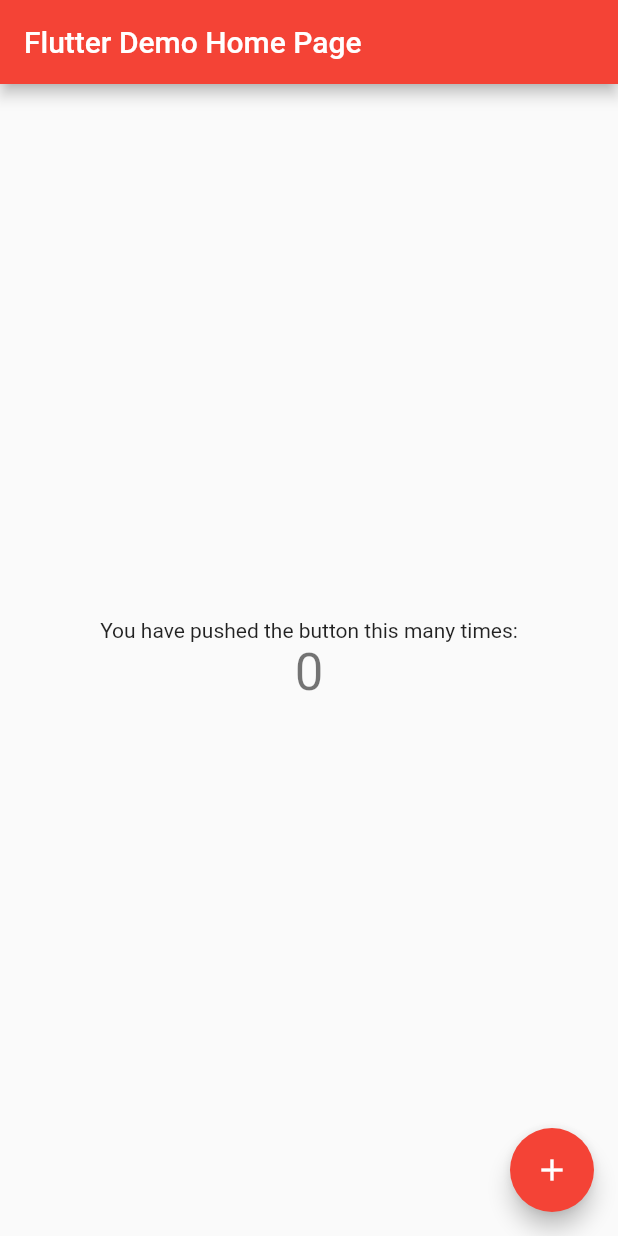
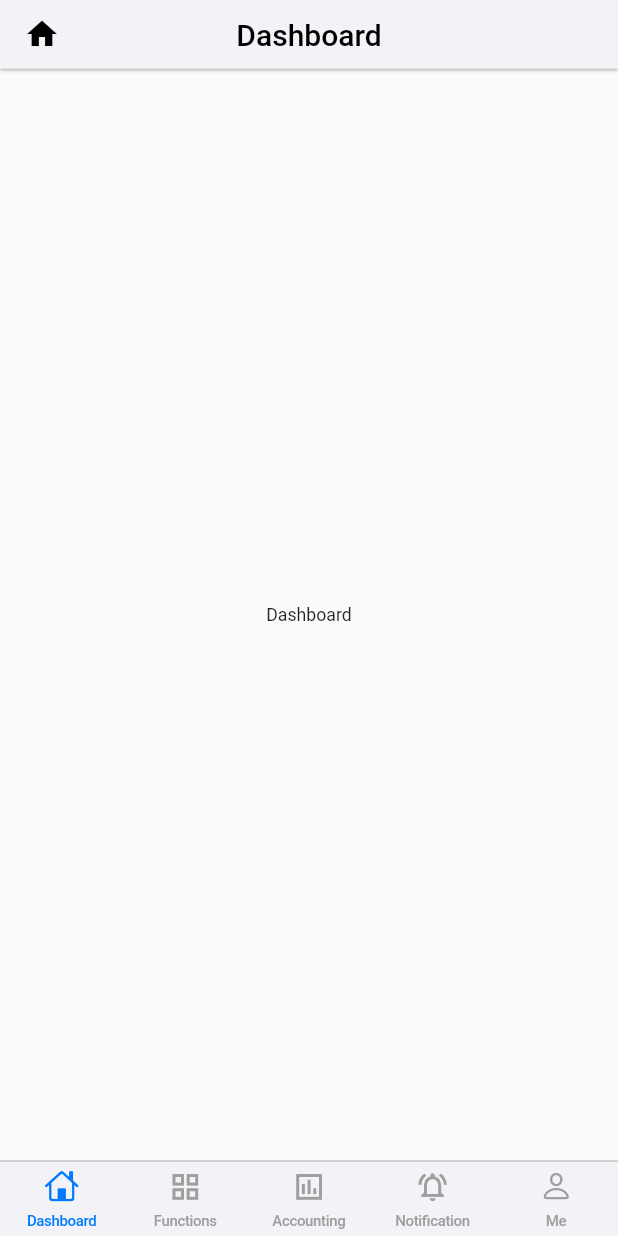
Before and after one commit to CodingPe/homeserva2, a Flutter app: the screen it shows after launch, on a phone screen of 412 x 824 dp. Run offline on Flutter 3.47's test engine with Material 2 defaults, Android fonts, the phone set to English and light mode, and no system bars.

Commit message:
latest on 2023

```diff
--- /dev/null
+++ b/lib/a10_00_dashboard.dart
@@ -0,0 +1,18 @@
+import 'package:flutter/material.dart';
+
+class Dashboard extends StatelessWidget {
+  const Dashboard({super.key, String? a});
+
+  @override
+  Widget build(BuildContext context) {
+    return Scaffold(
+      appBar: AppBar(
+        leading: const Icon(Icons.home),
+        title: const Text("Dashboard"),
+      ),
+      body: const Center(
+        child: Text("Dashboard"),
+      ),
+    );
+  }
+}
--- /dev/null
+++ b/lib/a20_00_functions.dart
@@ -0,0 +1,20 @@
+import 'package:flutter/material.dart';
+
+class Functions extends StatelessWidget {
+  const Functions({
+    Key? key,
+  }) : super(key: key);
+
+  @override
+  Widget build(BuildContext context) {
+    return Scaffold(
+      appBar: AppBar(
+        leading: const Icon(Icons.home),
+        title: const Text("Functions"),
+      ),
+      body: const Center(
+        child: Text("Functions"),
+      ),
+    );
+  }
+}
--- /dev/null
+++ b/lib/a30_00_accounting.dart
@@ -0,0 +1,18 @@
+import 'package:flutter/material.dart';
+
+class Accounting extends StatelessWidget {
+  const Accounting({Key? key}) : super(key: key);
+
+  @override
+  Widget build(BuildContext context) {
+    return Scaffold(
+      appBar: AppBar(
+        leading: const Icon(Icons.home),
+        title: const Text("Accounting"),
+      ),
+      body: const Center(
+        child: Text("Accounting"),
+      ),
+    );
+  }
+}
--- a/lib/main.dart
+++ b/lib/main.dart
@@ -1,115 +1,84 @@
 import 'package:flutter/material.dart';
+import 'package:flutter/cupertino.dart';
+import 'package:homeserva_2/a00_00_directory.dart';
 
 void main() {
   runApp(const MyApp());
 }
 
 class MyApp extends StatelessWidget {
-  const MyApp({super.key});
+  const MyApp({Key? key}) : super(key: key);
 
   // This widget is the root of your application.
   @override
   Widget build(BuildContext context) {
+    noRotation();
+    statusBar();
     return MaterialApp(
-      title: 'Flutter Demo',
+      debugShowCheckedModeBanner: false,
+      title: 'HOMESERVA',
       theme: ThemeData(
-        // This is the theme of your application.
-        //
-        // Try running your application with "flutter run". You'll see the
-        // application has a blue toolbar. Then, without quitting the app, try
-        // changing the primarySwatch below to Colors.green and then invoke
-        // "hot reload" (press "r" in the console where you ran "flutter run",
-        // or simply save your changes to "hot reload" in a Flutter IDE).
-        // Notice that the counter didn't reset back to zero; the application
-        // is not restarted.
-        primarySwatch: Colors.red,
-      ),
-      home: const MyHomePage(title: 'Flutter Demo Home Page'),
+          textTheme: const TextTheme(
+            bodyText1: TextStyle(fontSize: 11.8),
+            bodyText2: TextStyle(fontSize: 11.8),
+          ),
+          appBarTheme: const AppBarTheme(
+            centerTitle: true,
+            toolbarHeight: 45.8,
+            backgroundColor: CupertinoColors.systemGrey6,
+            foregroundColor: CupertinoColors.black,
+            elevation: 0.8,
+          )),
+      home: const MainPage(), // refer to (6.)
     );
   }
 }
 
-class MyHomePage extends StatefulWidget {
-  const MyHomePage({super.key, required this.title});
-
-  // This widget is the home page of your application. It is stateful, meaning
-  // that it has a State object (defined below) that contains fields that affect
-  // how it looks.
-
-  // This class is the configuration for the state. It holds the values (in this
-  // case the title) provided by the parent (in this case the App widget) and
-  // used by the build method of the State. Fields in a Widget subclass are
-  // always marked "final".
-
-  final String title;
-
-  @override
-  State<MyHomePage> createState() => _MyHomePageState();
-}
-
-class _MyHomePageState extends State<MyHomePage> {
-  int _counter = 0;
-
-  void _incrementCounter() {
-    setState(() {
-      // This call to setState tells the Flutter framework that something has
-      // changed in this State, which causes it to rerun the build method below
-      // so that the display can reflect the updated values. If we changed
-      // _counter without calling setState(), then the build method would not be
-      // called again, and so nothing would appear to happen.
-      _counter++;
-    });
-  }
+class MainPage extends StatelessWidget {
+  const MainPage({super.key});
 
   @override
   Widget build(BuildContext context) {
-    // This method is rerun every time setState is called, for instance as done
-    // by the _incrementCounter method above.
-    //
-    // The Flutter framework has been optimized to make rerunning build methods
-    // fast, so that you can just rebuild anything that needs updating rather
-    // than having to individually change instances of widgets.
+    List<Widget> data = const [
+      Dashboard(),
+      Functions(),
+      Accounting(),
+      Notifications(),
+      Me(),
+    ];
+
+    const double iconSize = 22.8;
+
     return Scaffold(
-      appBar: AppBar(
-        // Here we take the value from the MyHomePage object that was created by
-        // the App.build method, and use it to set our appbar title.
-        title: Text(widget.title),
-      ),
-      body: Center(
-        // Center is a layout widget. It takes a single child and positions it
-        // in the middle of the parent.
-        child: Column(
-          // Column is also a layout widget. It takes a list of children and
-          // arranges them vertically. By default, it sizes itself to fit its
-          // children horizontally, and tries to be as tall as its parent.
-          //
-          // Invoke "debug painting" (press "p" in the console, choose the
-          // "Toggle Debug Paint" action from the Flutter Inspector in Android
-          // Studio, or the "Toggle Debug Paint" command in Visual Studio Code)
-          // to see the wireframe for each widget.
-          //
-          // Column has various properties to control how it sizes itself and
-          // how it positions its children. Here we use mainAxisAlignment to
-          // center the children vertically; the main axis here is the vertical
-          // axis because Columns are vertical (the cross axis would be
-          // horizontal).
-          mainAxisAlignment: MainAxisAlignment.center,
-          children: <Widget>[
-            const Text(
-              'You have pushed the button this many times:',
+        body: CupertinoTabScaffold(
+            tabBar: CupertinoTabBar(
+              backgroundColor: CupertinoColors.systemGrey6,
+              activeColor: CupertinoColors.activeBlue,
+              inactiveColor: Colors.grey,
+              items: const [
+                BottomNavigationBarItem(
+                    icon: Icon(CupertinoIcons.home, size: iconSize),
+                    label: "Dashboard"),
+                BottomNavigationBarItem(
+                    icon: Icon(Icons.grid_view_outlined, size: iconSize),
+                    label: "Functions"),
+                BottomNavigationBarItem(
+                    icon:
+                        Icon(Icons.insert_chart_outlined_sharp, size: iconSize),
+                    label: "Accounting"),
+                BottomNavigationBarItem(
+                    icon: Icon(Icons.notifications_active_outlined,
+                        size: iconSize),
+                    label: "Notification"),
+                BottomNavigationBarItem(
+                    icon: Icon(CupertinoIcons.person, size: iconSize),
+                    label: "Me"),
+              ],
             ),
-            Text(
-              '$_counter',
-              style: Theme.of(context).textTheme.headline4,
-            ),
-          ],
-        ),
-      ),
-      floatingActionButton: FloatingActionButton(
-        onPressed: _incrementCounter,
-        tooltip: 'Increment',
-        child: const Icon(Icons.add),
-      ), // This trailing comma makes auto-formatting nicer for build methods.
-    );
+            tabBuilder: (context, index) {
+              return CupertinoTabView(builder: (context) {
+                return data[index];
+              });
+            }));
   }
 }
```
Also changed, not shown: lib/a00_00_directory.dart (added, +25 -0 lines), lib/a40_00_notification.dart (added, +18 -0 lines), lib/a50_00_me.dart (added, +51 -0 lines), lib/a50_01_me_block.dart (added, +124 -0 lines), lib/a50_02_button_page.dart (added, +29 -0 lines), lib/a50_03_web_content_tpd.dart (added, +56 -0 lines), 5 other files.
